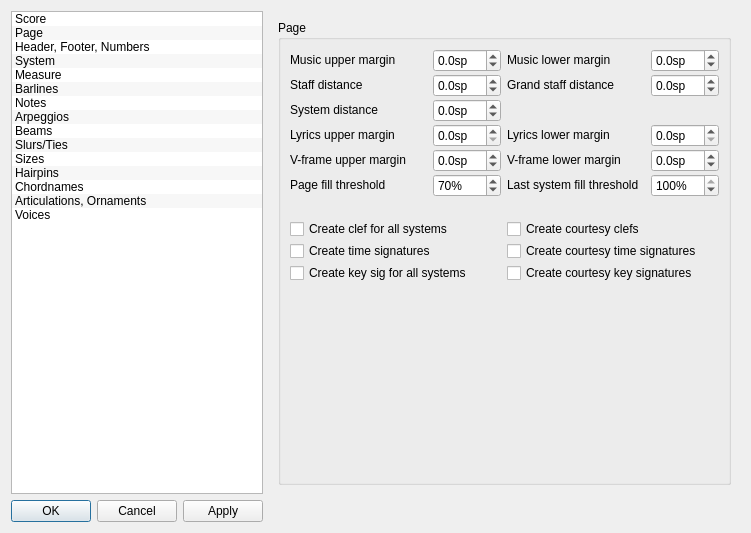
Before: the Qt Designer form mscore/mscore/editstyle.ui in musescore/musescore-old, drawn with Qt 5.
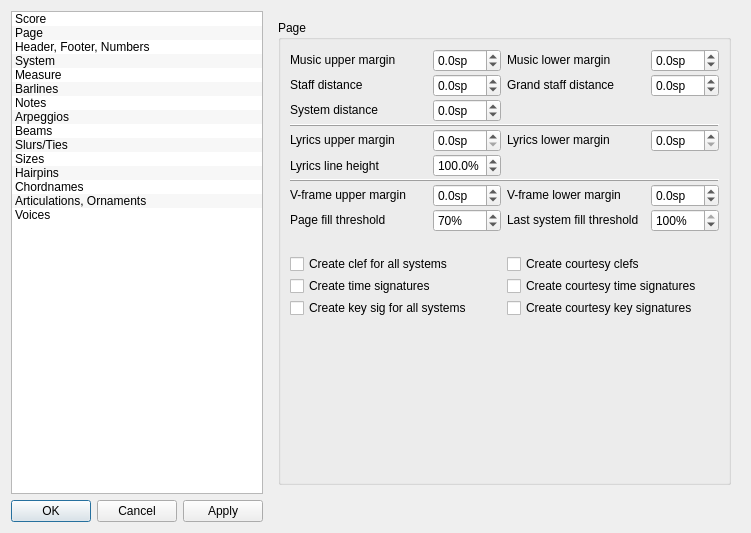
After: the same form once the commit is applied. The open tabs and pages were chosen to show the change. Icons and pictures are not drawn.

Patch:
```diff
--- a/mscore/mscore/editstyle.ui
+++ b/mscore/mscore/editstyle.ui
@@ -296,6 +296,16 @@
           <property name="verticalSpacing">
            <number>2</number>
           </property>
+          <item row="3" column="0" colspan="4">
+           <widget class="QFrame" name="frame_2">
+            <property name="frameShape">
+             <enum>QFrame::HLine</enum>
+            </property>
+            <property name="frameShadow">
+             <enum>QFrame::Raised</enum>
+            </property>
+           </widget>
+          </item>
           <item row="0" column="0">
            <widget class="QLabel" name="label_76">
             <property name="sizePolicy">
@@ -331,6 +341,19 @@
             </property>
            </widget>
           </item>
+          <item row="10" column="0" colspan="2">
+           <widget class="QCheckBox" name="genClef">
+            <property name="sizePolicy">
+             <sizepolicy hsizetype="Fixed" vsizetype="Fixed">
+              <horstretch>0</horstretch>
+              <verstretch>0</verstretch>
+             </sizepolicy>
+            </property>
+            <property name="text">
+             <string>Create clef for all systems</string>
+            </property>
+           </widget>
+          </item>
           <item row="0" column="2">
            <widget class="QLabel" name="label_78">
             <property name="sizePolicy">
@@ -477,7 +500,7 @@
             </property>
            </widget>
           </item>
-          <item row="3" column="0">
+          <item row="4" column="0">
            <widget class="QLabel" name="label_72">
             <property name="sizePolicy">
              <sizepolicy hsizetype="Fixed" vsizetype="Fixed">
@@ -490,7 +513,7 @@
             </property>
            </widget>
           </item>
-          <item row="3" column="1">
+          <item row="4" column="1">
            <widget class="QDoubleSpinBox" name="lyricsDistance">
             <property name="sizePolicy">
              <sizepolicy hsizetype="Preferred" vsizetype="Fixed">
@@ -509,7 +532,7 @@
             </property>
            </widget>
           </item>
-          <item row="3" column="2">
+          <item row="4" column="2">
            <widget class="QLabel" name="label_71">
             <property name="sizePolicy">
              <sizepolicy hsizetype="Fixed" vsizetype="Fixed">
@@ -522,7 +545,7 @@
             </property>
            </widget>
           </item>
-          <item row="3" column="3">
+          <item row="4" column="3">
            <widget class="QDoubleSpinBox" name="lyricsMinBottomDistance">
             <property name="sizePolicy">
              <sizepolicy hsizetype="Preferred" vsizetype="Fixed">
@@ -541,7 +564,7 @@
             </property>
            </widget>
           </item>
-          <item row="4" column="0">
+          <item row="7" column="0">
            <widget class="QLabel" name="label_74">
             <property name="sizePolicy">
              <sizepolicy hsizetype="Fixed" vsizetype="Fixed">
@@ -557,7 +580,7 @@
             </property>
            </widget>
           </item>
-          <item row="4" column="1">
+          <item row="7" column="1">
            <widget class="QDoubleSpinBox" name="systemFrameDistance">
             <property name="sizePolicy">
              <sizepolicy hsizetype="Preferred" vsizetype="Fixed">
@@ -576,7 +599,7 @@
             </property>
            </widget>
           </item>
-          <item row="4" column="2">
+          <item row="7" column="2">
            <widget class="QLabel" name="label_75">
             <property name="sizePolicy">
              <sizepolicy hsizetype="Fixed" vsizetype="Fixed">
@@ -592,7 +615,7 @@
             </property>
            </widget>
           </item>
-          <item row="4" column="3">
+          <item row="7" column="3">
            <widget class="QDoubleSpinBox" name="frameSystemDistance">
             <property name="sizePolicy">
              <sizepolicy hsizetype="Preferred" vsizetype="Fixed">
@@ -611,7 +634,7 @@
             </property>
            </widget>
           </item>
-          <item row="5" column="0">
+          <item row="8" column="0">
            <widget class="QLabel" name="label_79">
             <property name="sizePolicy">
              <sizepolicy hsizetype="Fixed" vsizetype="Fixed">
@@ -630,7 +653,7 @@
             </property>
            </widget>
           </item>
-          <item row="5" column="1">
+          <item row="8" column="1">
            <widget class="QDoubleSpinBox" name="pageFillThreshold">
             <property name="sizePolicy">
              <sizepolicy hsizetype="Preferred" vsizetype="Fixed">
@@ -655,7 +678,7 @@
             </property>
            </widget>
           </item>
-          <item row="5" column="2">
+          <item row="8" column="2">
            <widget class="QLabel" name="label_77">
             <property name="sizePolicy">
              <sizepolicy hsizetype="Fixed" vsizetype="Fixed">
@@ -668,7 +691,7 @@
             </property>
            </widget>
           </item>
-          <item row="5" column="3">
+          <item row="8" column="3">
            <widget class="QDoubleSpinBox" name="lastSystemFillThreshold">
             <property name="sizePolicy">
              <sizepolicy hsizetype="Preferred" vsizetype="Fixed">
@@ -690,27 +713,14 @@
             </property>
            </widget>
           </item>
-          <item row="7" column="0" colspan="2">
-           <widget class="QCheckBox" name="genClef">
-            <property name="sizePolicy">
-             <sizepolicy hsizetype="Fixed" vsizetype="Fixed">
-              <horstretch>0</horstretch>
-              <verstretch>0</verstretch>
-             </sizepolicy>
-            </property>
-            <property name="text">
-             <string>Create clef for all systems</string>
-            </property>
-           </widget>
-          </item>
-          <item row="7" column="2">
+          <item row="10" column="2">
            <widget class="QCheckBox" name="genCourtesyClef">
             <property name="text">
              <string>Create courtesy clefs</string>
             </property>
            </widget>
           </item>
-          <item row="8" column="0" colspan="2">
+          <item row="11" column="0" colspan="2">
            <widget class="QCheckBox" name="genTimesig">
             <property name="sizePolicy">
              <sizepolicy hsizetype="Fixed" vsizetype="Fixed">
@@ -723,7 +733,7 @@
             </property>
            </widget>
           </item>
-          <item row="8" column="2" colspan="2">
+          <item row="11" column="2" colspan="2">
            <widget class="QCheckBox" name="genCourtesyTimesig">
             <property name="sizePolicy">
              <sizepolicy hsizetype="Fixed" vsizetype="Fixed">
@@ -736,7 +746,7 @@
             </property>
            </widget>
           </item>
-          <item row="9" column="0" colspan="2">
+          <item row="12" column="0" colspan="2">
            <widget class="QCheckBox" name="genKeysig">
             <property name="sizePolicy">
              <sizepolicy hsizetype="Fixed" vsizetype="Fixed">
@@ -749,14 +759,14 @@
             </property>
            </widget>
           </item>
-          <item row="9" column="2" colspan="2">
+          <item row="12" column="2" colspan="2">
            <widget class="QCheckBox" name="genCourtesyKeysig">
             <property name="text">
              <string>Create courtesy key signatures</string>
             </property>
            </widget>
           </item>
-          <item row="10" column="0">
+          <item row="13" column="0">
            <spacer>
             <property name="orientation">
              <enum>Qt::Vertical</enum>
@@ -769,7 +779,7 @@
             </property>
            </spacer>
           </item>
-          <item row="6" column="0">
+          <item row="9" column="0">
            <spacer name="verticalSpacer_9">
             <property name="orientation">
              <enum>Qt::Vertical</enum>
@@ -785,6 +795,42 @@
             </property>
            </spacer>
           </item>
+          <item row="6" column="0" colspan="4">
+           <widget class="QFrame" name="frame_3">
+            <property name="frameShape">
+             <enum>QFrame::HLine</enum>
+            </property>
+            <property name="frameShadow">
+             <enum>QFrame::Raised</enum>
+            </property>
+           </widget>
+          </item>
+          <item row="5" column="0">
+           <widget class="QLabel" name="label_36">
+            <property name="text">
+             <string>Lyrics line height</string>
+            </property>
+           </widget>
+          </item>
+          <item row="5" column="1">
+           <widget class="QDoubleSpinBox" name="lyricsLineHeight">
+            <property name="suffix">
+             <string notr="true">%</string>
+            </property>
+            <property name="decimals">
+             <number>1</number>
+            </property>
+            <property name="minimum">
+             <double>10.000000000000000</double>
+            </property>
+            <property name="maximum">
+             <double>500.000000000000000</double>
+            </property>
+            <property name="value">
+             <double>100.000000000000000</double>
+            </property>
+           </widget>
+          </item>
          </layout>
         </widget>
        </item>
```
Left out of the diff: 2 changed lines with no effect on the pictures.
